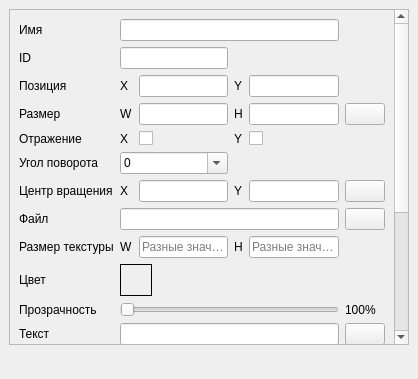
This is ui/property_window.ui in ermachkov/GUI-Creator as Qt 5 draws it before an edit; both pictures show x 0 to 418 and y 0 to 379 of the 418 by 643 pixel window. The edited form follows.
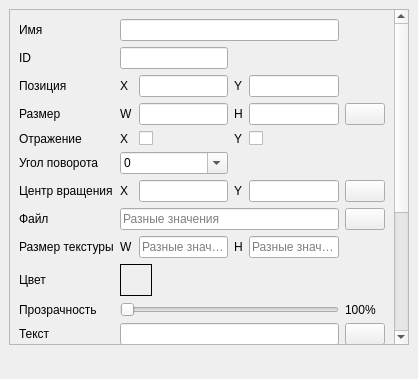
This is the edited form. Icons and pictures are not drawn.

Diff of the .ui file:
```diff
--- a/ui/property_window.ui
+++ b/ui/property_window.ui
@@ -31,8 +31,8 @@
         <rect>
          <x>0</x>
          <y>0</y>
-         <width>383</width>
-         <height>637</height>
+         <width>381</width>
+         <height>561</height>
         </rect>
        </property>
        <layout class="QVBoxLayout" name="mScrollAreaWidgetLayout">
@@ -443,6 +443,9 @@
             <property name="readOnly">
              <bool>true</bool>
             </property>
+            <property name="placeholderText">
+             <string>Разные значения</string>
+            </property>
            </widget>
           </item>
           <item row="6" column="0">
```
